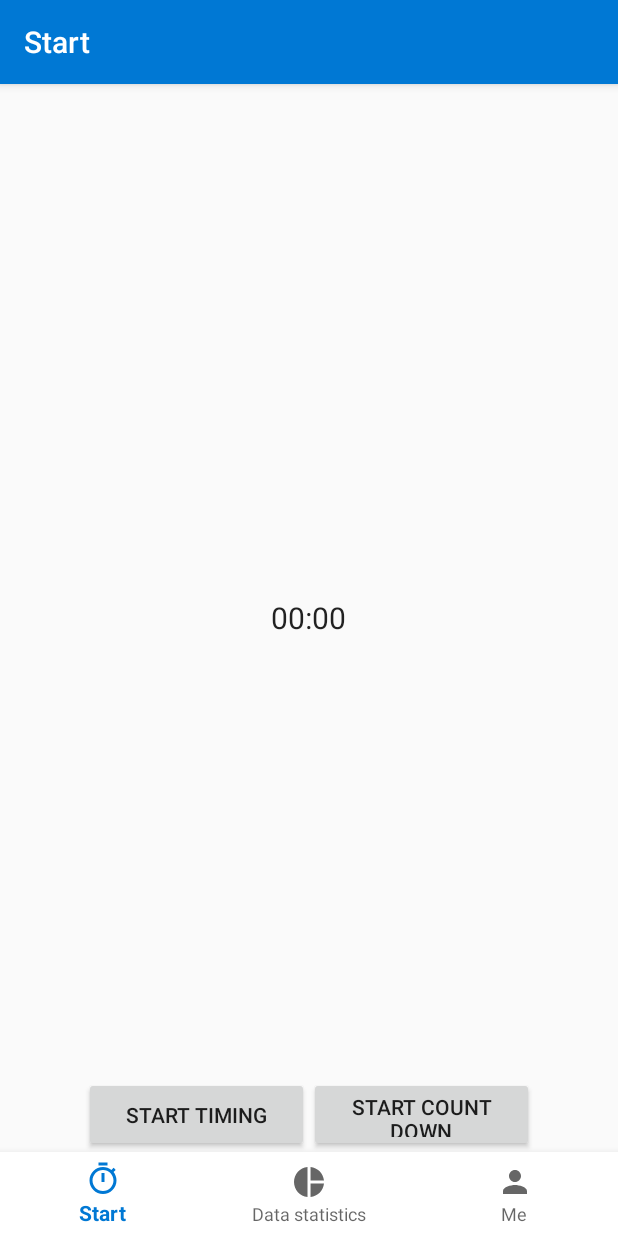
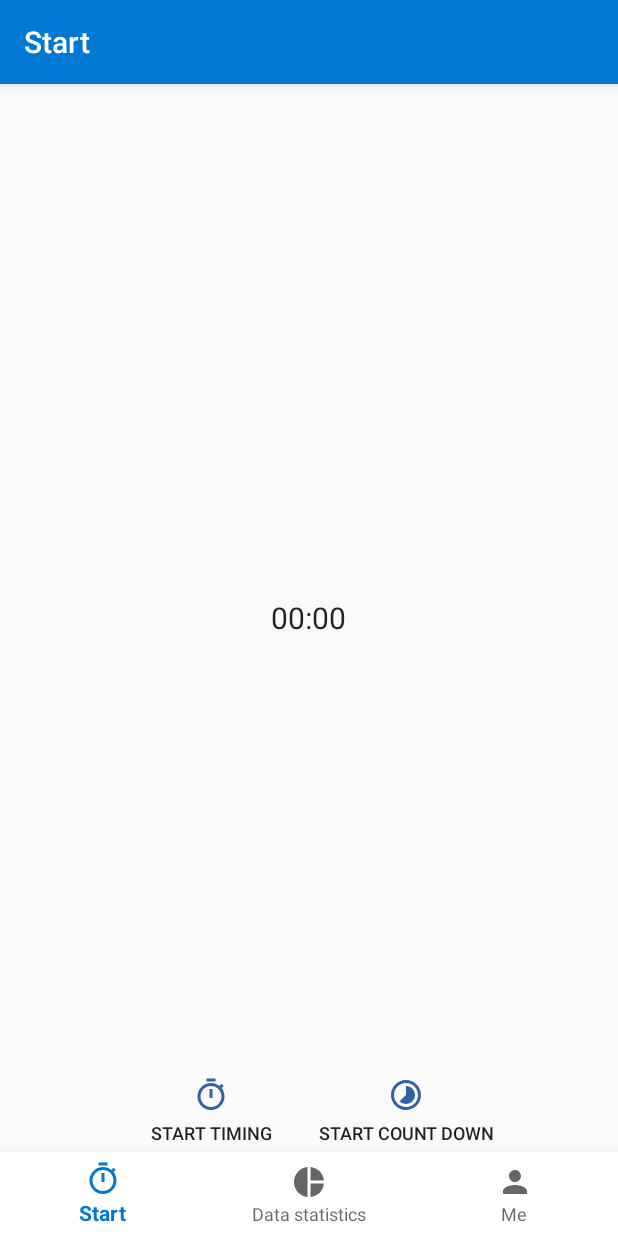
Before and after one commit to WEIHAOLEE/Time-Tracker, an Android app: the screen it shows after launch (MainActivity), on a phone screen of 412 x 824 dp. Run offline under Robolectric (Android 15) with nearby library versions, the phone set to English and light mode, and no system bars.

Commit message:
change button style

```diff
--- a/app/src/main/java/com/sky/timetracker/View/Fragment/StartPageFragment.java
+++ b/app/src/main/java/com/sky/timetracker/View/Fragment/StartPageFragment.java
@@ -127,8 +127,7 @@ public class StartPageFragment extends Fragment implements IContract.IView.IView
      */
     @Override
     public void showDialog(int time, int date) {
-        // 在这里设置弹窗不知道为什么 总是出不来
-        // TODO：在其他fragment上不会显示 其实这个应该放到activity下
+        // 在其他fragment上不会显示 其实这个应该放到activity下
         final EditText editText1 = new EditText(view.getContext());
         AlertDialog.Builder builder = new AlertDialog.Builder(view.getContext());
         builder.setTitle("请输入倒计时长")
--- /dev/null
+++ b/app/src/main/res/drawable/ic_countdown_24dp.xml
@@ -0,0 +1,5 @@
+<vector android:height="24dp" android:tint="#3262A6"
+    android:viewportHeight="24.0" android:viewportWidth="24.0"
+    android:width="24dp" xmlns:android="http://schemas.android.com/apk/res/android">
+    <path android:fillColor="#FF000000" android:pathData="M16.24,7.76C15.07,6.59 13.54,6 12,6v6l-4.24,4.24c2.34,2.34 6.14,2.34 8.49,0 2.34,-2.34 2.34,-6.14 -0.01,-8.48zM12,2C6.48,2 2,6.48 2,12s4.48,10 10,10 10,-4.48 10,-10S17.52,2 12,2zM12,20c-4.42,0 -8,-3.58 -8,-8s3.58,-8 8,-8 8,3.58 8,8 -3.58,8 -8,8z"/>
+</vector>
--- /dev/null
+++ b/app/src/main/res/drawable/ic_start_timer_24dp.xml
@@ -0,0 +1,5 @@
+<vector android:height="24dp" android:tint="#3262A6"
+    android:viewportHeight="24.0" android:viewportWidth="24.0"
+    android:width="24dp" xmlns:android="http://schemas.android.com/apk/res/android">
+    <path android:fillColor="#FF000000" android:pathData="M15,1L9,1v2h6L15,1zM11,14h2L13,8h-2v6zM19.03,7.39l1.42,-1.42c-0.43,-0.51 -0.9,-0.99 -1.41,-1.41l-1.42,1.42C16.07,4.74 14.12,4 12,4c-4.97,0 -9,4.03 -9,9s4.02,9 9,9 9,-4.03 9,-9c0,-2.12 -0.74,-4.07 -1.97,-5.61zM12,20c-3.87,0 -7,-3.13 -7,-7s3.13,-7 7,-7 7,3.13 7,7 -3.13,7 -7,7z"/>
+</vector>
--- a/app/src/main/res/layout/fragment_start_page.xml
+++ b/app/src/main/res/layout/fragment_start_page.xml
@@ -3,7 +3,6 @@
     xmlns:tools="http://schemas.android.com/tools"
     android:layout_width="match_parent"
     android:layout_height="match_parent"
-    tools:context=".Fragment.StartPageFragment"
     android:orientation="vertical">
 
     <Chronometer
@@ -22,17 +21,23 @@
 
         <Button
             android:id="@+id/bt_timing"
-            android:layout_width="150dp"
+            android:layout_width="130dp"
             android:layout_height="50dp"
-            android:text="@string/timer_timing"/>
+            android:drawableTop="@drawable/ic_start_timer_24dp"
+            android:background="#00000000"
+            android:text="@string/timer_timing"
+            android:textSize="12sp"/>
 
 
         <Button
             android:id="@+id/bt_count_down"
             android:layout_toEndOf="@id/bt_timing"
-            android:layout_width="150dp"
+            android:layout_width="130dp"
             android:layout_height="50dp"
-            android:text="@string/timer_count_down"/>
+            android:drawableTop="@drawable/ic_countdown_24dp"
+            android:background="#00000000"
+            android:text="@string/timer_count_down"
+            android:textSize="12sp"/>
     </RelativeLayout>
 
 </RelativeLayout>
```
